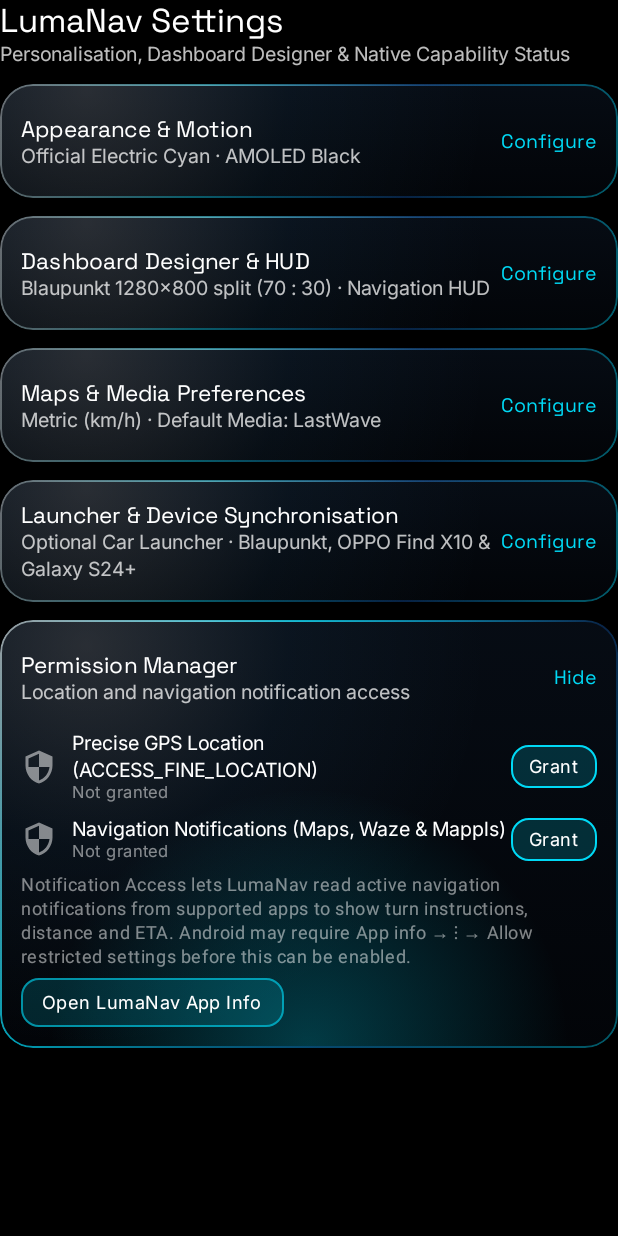
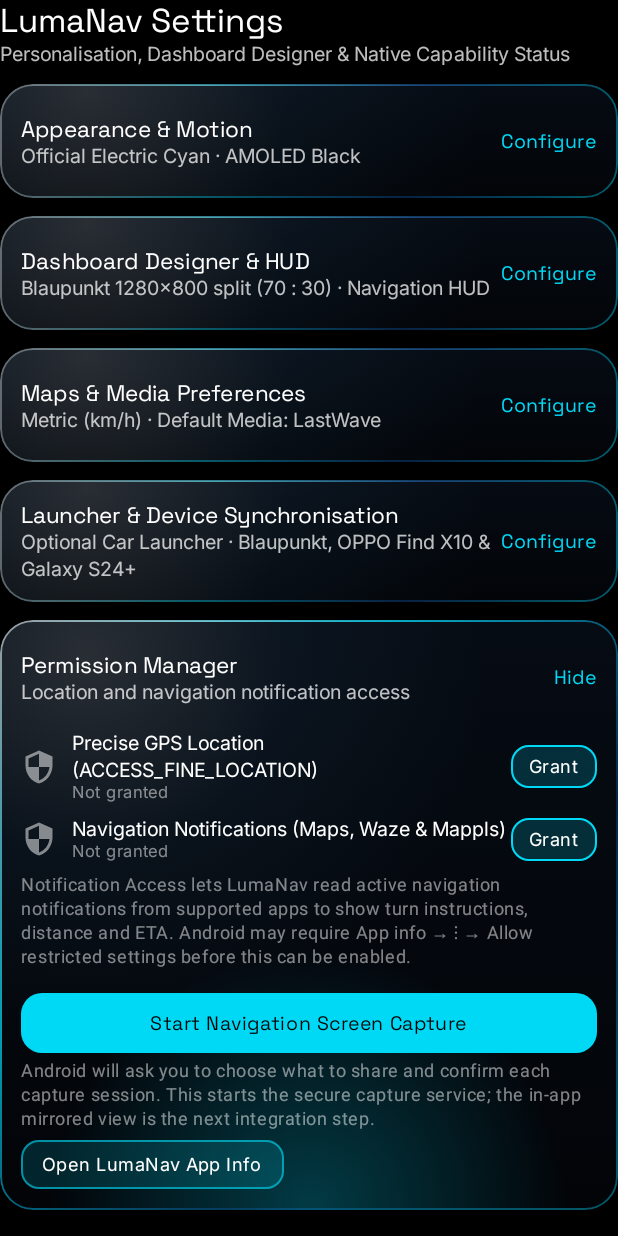
Before and after one commit to 2022Brave/LumaNAV, an Android app built with Jetpack Compose: the composable SettingsScreen called with sample values from the repository, after a tap on "Dashboard Designer & HUD", on a phone screen of 412 x 824 dp. Run offline under Robolectric (Android 15) with nearby library versions, the phone set to English and light mode, and no system bars; 2 other taps on this screen came first.

Commit message:
Add user-consented navigation capture control

```diff
--- a/app/src/main/java/com/example/ui/screens/SettingsScreen.kt
+++ b/app/src/main/java/com/example/ui/screens/SettingsScreen.kt
@@ -1,6 +1,8 @@
 package com.example.ui.screens
 
 import android.Manifest
+import android.app.Activity
+import android.media.projection.MediaProjectionManager
 import android.content.Intent
 import android.net.Uri
 import android.provider.Settings
@@ -42,6 +44,7 @@ import androidx.compose.ui.Modifier
 import androidx.compose.ui.platform.LocalContext
 import androidx.compose.ui.platform.testTag
 import androidx.compose.ui.unit.dp
+import com.example.core.NavigationCaptureService
 import com.example.data.model.AuvionyxModule
 import com.example.data.model.DashboardSplitRatio
 import com.example.data.model.HudLayoutMode
@@ -92,6 +95,15 @@ fun SettingsScreen(
     val locLauncher = rememberLauncherForActivityResult(
         contract = ActivityResultContracts.RequestPermission()
     ) { onRefreshPermissions() }
+
+    val captureLauncher = rememberLauncherForActivityResult(
+        contract = ActivityResultContracts.StartActivityForResult()
+    ) { result ->
+        val captureData = result.data
+        if (result.resultCode == Activity.RESULT_OK && captureData != null) {
+            NavigationCaptureService.start(context, result.resultCode, captureData)
+        }
+    }
 
     LazyColumn(
         modifier = modifier.fillMaxSize(),
@@ -414,6 +426,23 @@ fun SettingsScreen(
                     color = TextMuted,
                     modifier = Modifier.fillMaxWidth()
                 )
+                Spacer(Modifier.height(12.dp))
+                Button(
+                    onClick = {
+                        val manager = context.getSystemService(android.content.Context.MEDIA_PROJECTION_SERVICE) as MediaProjectionManager
+                        captureLauncher.launch(manager.createScreenCaptureIntent())
+                    },
+                    colors = ButtonDefaults.buttonColors(containerColor = accent, contentColor = ObsidianBlack),
+                    shape = RoundedCornerShape(14.dp),
+                    modifier = Modifier.fillMaxWidth()
+                ) {
+                    Text("Start Navigation Screen Capture")
+                }
+                Text(
+                    "Android will ask you to choose what to share and confirm each capture session. This starts the secure capture service; the in-app mirrored view is the next integration step.",
+                    style = MaterialTheme.typography.bodySmall,
+                    color = TextMuted
+                )
                 Spacer(Modifier.height(6.dp))
                 Surface(
                     color = LocalAuvionyxPalette.current.accentPrimary.copy(alpha = 0.15f),
```
